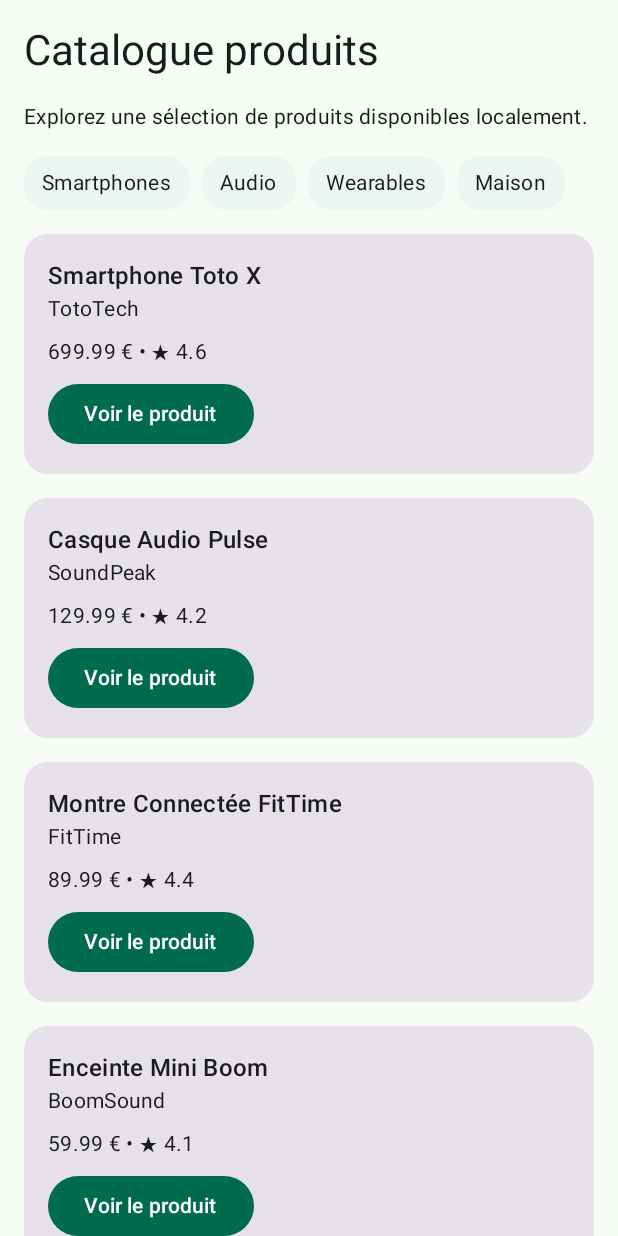
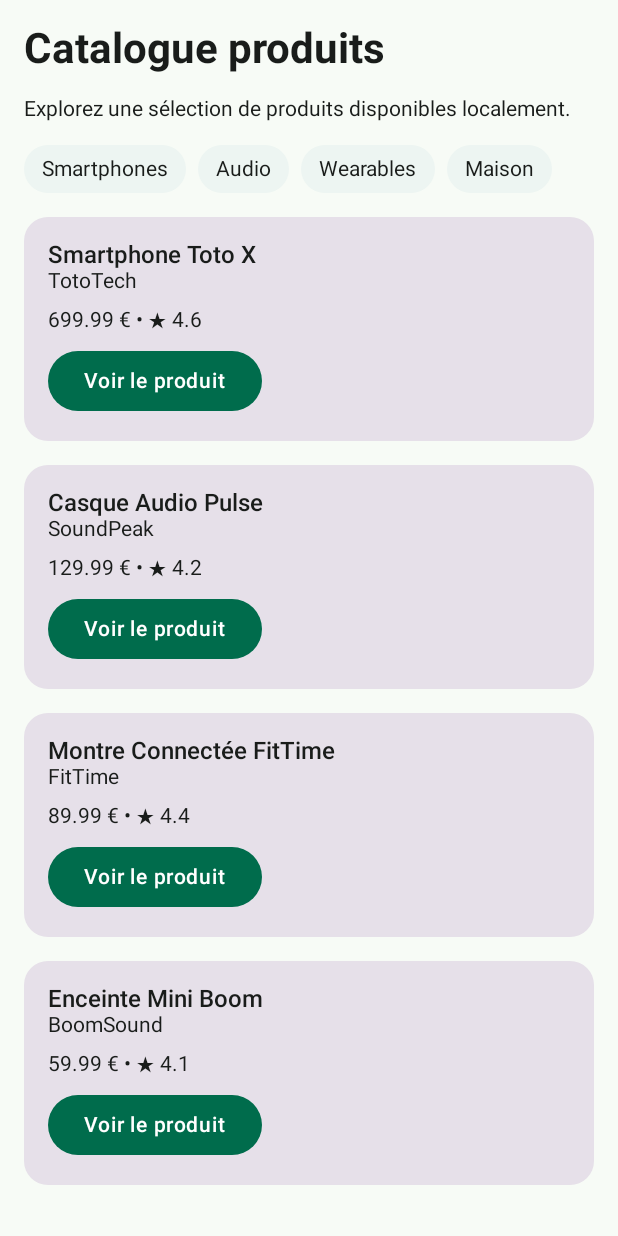
Before and after one commit to pierre-marion/ProductExplorer, an Android app built with Jetpack Compose: the screen it shows after launch (MainActivity), on a phone screen of 412 x 824 dp. Run offline under Robolectric (Android 15) with nearby library versions, the phone set to English and light mode, and no system bars.

Commit message:
TP7 - types

```diff
--- a/app/src/main/java/com/example/productexplorer/ui/theme/Type.kt
+++ b/app/src/main/java/com/example/productexplorer/ui/theme/Type.kt
@@ -32,3 +32,31 @@ val Typography = Typography(
     )
     */
 )
+
+val ProductTypography = Typography(
+    headlineMedium = TextStyle(
+        fontSize = 28.sp,
+        lineHeight = 34.sp,
+        fontWeight = FontWeight.Bold
+    ),
+    titleLarge = TextStyle(
+        fontSize = 20.sp,
+        lineHeight = 26.sp,
+        fontWeight = FontWeight.SemiBold
+    ),
+    titleMedium = TextStyle(
+        fontSize = 16.sp,
+        lineHeight = 22.sp,
+        fontWeight = FontWeight.SemiBold
+    ),
+    bodyMedium = TextStyle(
+        fontSize = 14.sp,
+        lineHeight = 20.sp,
+        fontWeight = FontWeight.Normal
+    ),
+    labelLarge = TextStyle(
+        fontSize = 14.sp,
+        lineHeight = 18.sp,
+        fontWeight = FontWeight.Medium
+    )
+)
```
